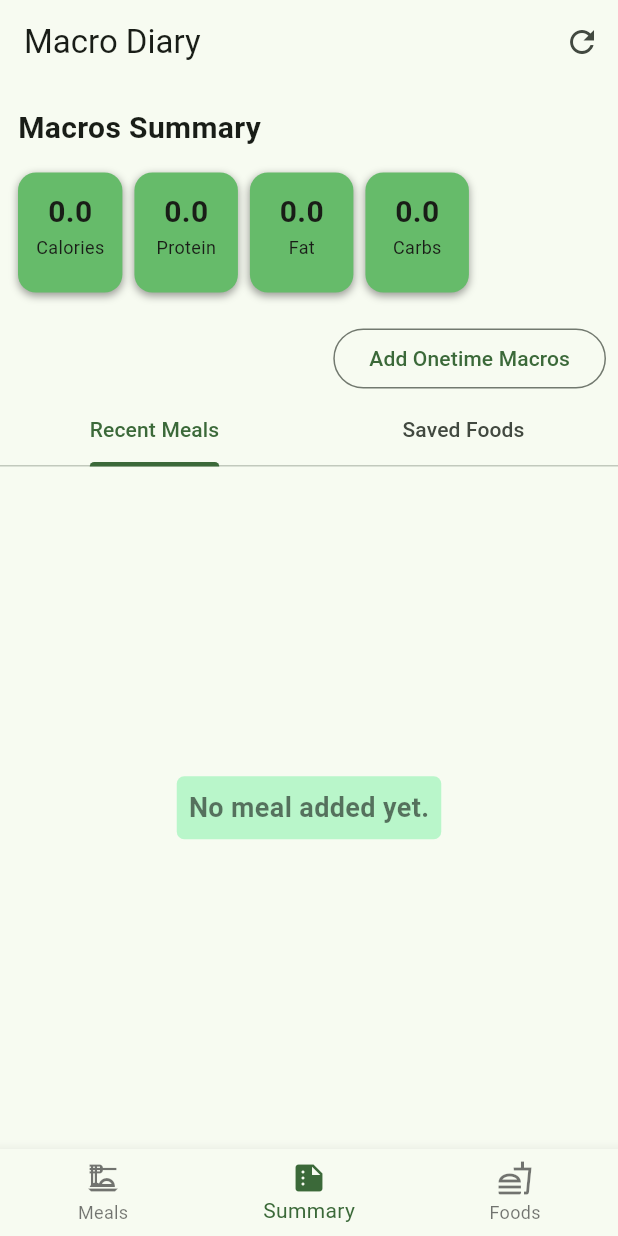
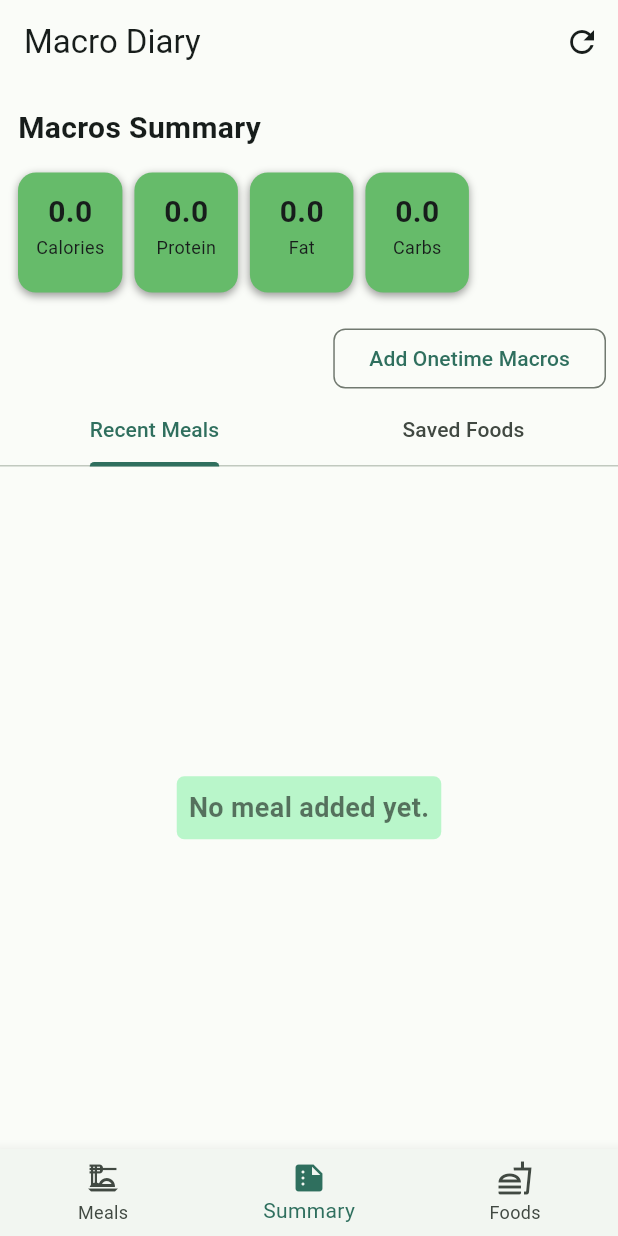
Before and after one commit to ashishtandon2000/macro_diary, a Flutter app: the screen it shows after launch, on a phone screen of 412 x 824 dp. Run offline on Flutter 3.47's test engine with Material 3 defaults, Android fonts, the phone set to English and light mode, and no system bars; our stand-ins replace flutter_riverpod, isar; accounts and stored records are empty; generated files the repository leaves out were written again.

Commit message:
Update theme

```diff
--- a/lib/main.dart
+++ b/lib/main.dart
@@ -6,6 +6,82 @@ import 'package:macro_diary/features/food/data/models/food_isar.dart';
 import 'package:macro_diary/features/food/data/services/food_local_service.dart';
 import 'package:macro_diary/features/meal/data/models/meal_isar.dart';
 import 'package:path_provider/path_provider.dart';
+
+const _lightColorScheme = ColorScheme(
+  brightness: Brightness.light,
+  primary: Color(0xFF2F6F5E),
+  onPrimary: Color(0xFFFFFFFF),
+  primaryContainer: Color(0xFFD4E8DF),
+  onPrimaryContainer: Color(0xFF0E2A22),
+  secondary: Color(0xFF496A73),
+  onSecondary: Color(0xFFFFFFFF),
+  secondaryContainer: Color(0xFFD7E5E8),
+  onSecondaryContainer: Color(0xFF10272D),
+  tertiary: Color(0xFFB7791F),
+  onTertiary: Color(0xFFFFFFFF),
+  tertiaryContainer: Color(0xFFFFE1AD),
+  onTertiaryContainer: Color(0xFF3D2500),
+  error: Color(0xFFBA1A1A),
+  onError: Color(0xFFFFFFFF),
+  errorContainer: Color(0xFFFFDAD6),
+  onErrorContainer: Color(0xFF410002),
+  surface: Color(0xFFFAFCF8),
+  onSurface: Color(0xFF171D1B),
+  surfaceDim: Color(0xFFD9DDD8),
+  surfaceBright: Color(0xFFFAFCF8),
+  surfaceContainerLowest: Color(0xFFFFFFFF),
+  surfaceContainerLow: Color(0xFFF2F6F1),
+  surfaceContainer: Color(0xFFECEFEC),
+  surfaceContainerHigh: Color(0xFFE6EAE5),
+  surfaceContainerHighest: Color(0xFFE0E4DF),
+  onSurfaceVariant: Color(0xFF414942),
+  outline: Color(0xFF717970),
+  outlineVariant: Color(0xFFC1C9BF),
+  shadow: Color(0xFF000000),
+  scrim: Color(0xFF000000),
+  inverseSurface: Color(0xFF2C322F),
+  onInverseSurface: Color(0xFFF0F3EE),
+  inversePrimary: Color(0xFFA3D2C0),
+  surfaceTint: Color(0xFF2F6F5E),
+);
+
+const _darkColorScheme = ColorScheme(
+  brightness: Brightness.dark,
+  primary: Color(0xFFA3D2C0),
+  onPrimary: Color(0xFF07382C),
+  primaryContainer: Color(0xFF1A5547),
+  onPrimaryContainer: Color(0xFFD4E8DF),
+  secondary: Color(0xFFAFCBD2),
+  onSecondary: Color(0xFF19333A),
+  secondaryContainer: Color(0xFF314B53),
+  onSecondaryContainer: Color(0xFFD7E5E8),
+  tertiary: Color(0xFFE6BE79),
+  onTertiary: Color(0xFF432B00),
+  tertiaryContainer: Color(0xFF624000),
+  onTertiaryContainer: Color(0xFFFFE1AD),
+  error: Color(0xFFFFB4AB),
+  onError: Color(0xFF690005),
+  errorContainer: Color(0xFF93000A),
+  onErrorContainer: Color(0xFFFFDAD6),
+  surface: Color(0xFF0F1513),
+  onSurface: Color(0xFFE2E7E1),
+  surfaceDim: Color(0xFF0F1513),
+  surfaceBright: Color(0xFF353B38),
+  surfaceContainerLowest: Color(0xFF0A0F0D),
+  surfaceContainerLow: Color(0xFF171D1A),
+  surfaceContainer: Color(0xFF1B211F),
+  surfaceContainerHigh: Color(0xFF252B29),
+  surfaceContainerHighest: Color(0xFF303633),
+  onSurfaceVariant: Color(0xFFC1C9BF),
+  outline: Color(0xFF8B9389),
+  outlineVariant: Color(0xFF414942),
+  shadow: Color(0xFF000000),
+  scrim: Color(0xFF000000),
+  inverseSurface: Color(0xFFE2E7E1),
+  onInverseSurface: Color(0xFF2C322F),
+  inversePrimary: Color(0xFF2F6F5E),
+  surfaceTint: Color(0xFFA3D2C0),
+);
 
 void main() async {
   WidgetsFlutterBinding.ensureInitialized();
@@ -37,25 +113,86 @@ class MyApp extends StatelessWidget {
   Widget build(BuildContext context) {
     return MaterialApp(
       debugShowCheckedModeBanner: false,
-      theme: ThemeData(
-        colorScheme: ColorScheme.fromSeed(
-          seedColor: const Color(0xFF4CAF50),
-          secondary: const Color(0xFF009688),
-          tertiary: const Color(0xFFFFC107),
-        ),
-        useMaterial3: true,
-      ),
-      darkTheme: ThemeData(
-        brightness: Brightness.dark,
-        colorScheme: ColorScheme.fromSeed(
-          seedColor: const Color(0xFF4CAF50),
-          secondary: const Color(0xFF009688),
-          tertiary: const Color(0xFFFFC107),
-          brightness: Brightness.dark,
-        ),
-        useMaterial3: true,
-      ),
+      theme: _buildTheme(_lightColorScheme),
+      darkTheme: _buildTheme(_darkColorScheme),
       home: const DashboardScreen(),
     );
   }
 }
+
+ThemeData _buildTheme(ColorScheme colorScheme) {
+  final borderRadius = BorderRadius.circular(8);
+
+  return ThemeData(
+    colorScheme: colorScheme,
+    useMaterial3: true,
+    scaffoldBackgroundColor: colorScheme.surface,
+    appBarTheme: AppBarTheme(
+      backgroundColor: colorScheme.surface,
+      foregroundColor: colorScheme.onSurface,
+      elevation: 0,
+      scrolledUnderElevation: 1,
+      surfaceTintColor: colorScheme.surfaceTint,
+      centerTitle: false,
+    ),
+    bottomNavigationBarTheme: BottomNavigationBarThemeData(
+      backgroundColor: colorScheme.surfaceContainerLow,
+      selectedItemColor: colorScheme.primary,
+      unselectedItemColor: colorScheme.onSurfaceVariant,
+      type: BottomNavigationBarType.fixed,
+    ),
+    dialogTheme: DialogThemeData(
+      backgroundColor: colorScheme.surfaceContainerLow,
+      surfaceTintColor: colorScheme.surfaceTint,
+      shape: RoundedRectangleBorder(borderRadius: borderRadius),
+    ),
+    cardTheme: CardThemeData(
+      color: colorScheme.surfaceContainerLow,
+      surfaceTintColor: colorScheme.surfaceTint,
+      shape: RoundedRectangleBorder(borderRadius: borderRadius),
+    ),
+    floatingActionButtonTheme: FloatingActionButtonThemeData(
+      backgroundColor: colorScheme.primary,
+      foregroundColor: colorScheme.onPrimary,
+    ),
+    inputDecorationTheme: InputDecorationTheme(
+      filled: true,
+      fillColor: colorScheme.surfaceContainerLowest,
+      border: OutlineInputBorder(borderRadius: borderRadius),
+      enabledBorder: OutlineInputBorder(
+        borderRadius: borderRadius,
+        borderSide: BorderSide(color: colorScheme.outlineVariant),
+      ),
+      focusedBorder: OutlineInputBorder(
+        borderRadius: borderRadius,
+        borderSide: BorderSide(color: colorScheme.primary, width: 1.6),
+      ),
+    ),
+    outlinedButtonTheme: OutlinedButtonThemeData(
+      style: OutlinedButton.styleFrom(
+        foregroundColor: colorScheme.primary,
+        side: BorderSide(color: colorScheme.outline),
+        shape: RoundedRectangleBorder(borderRadius: borderRadius),
+      ),
+    ),
+    filledButtonTheme: FilledButtonThemeData(
+      style: FilledButton.styleFrom(
+        backgroundColor: colorScheme.primary,
+        foregroundColor: colorScheme.onPrimary,
+        shape: RoundedRectangleBorder(borderRadius: borderRadius),
+      ),
+    ),
+    tabBarTheme: TabBarThemeData(
+      labelColor: colorScheme.primary,
+      unselectedLabelColor: colorScheme.onSurfaceVariant,
+      indicatorColor: colorScheme.primary,
+      dividerColor: colorScheme.outlineVariant,
+    ),
+    snackBarTheme: SnackBarThemeData(
+      backgroundColor: colorScheme.inverseSurface,
+      contentTextStyle: TextStyle(color: colorScheme.onInverseSurface),
+      actionTextColor: colorScheme.inversePrimary,
+      behavior: SnackBarBehavior.floating,
+    ),
+  );
+}
```
